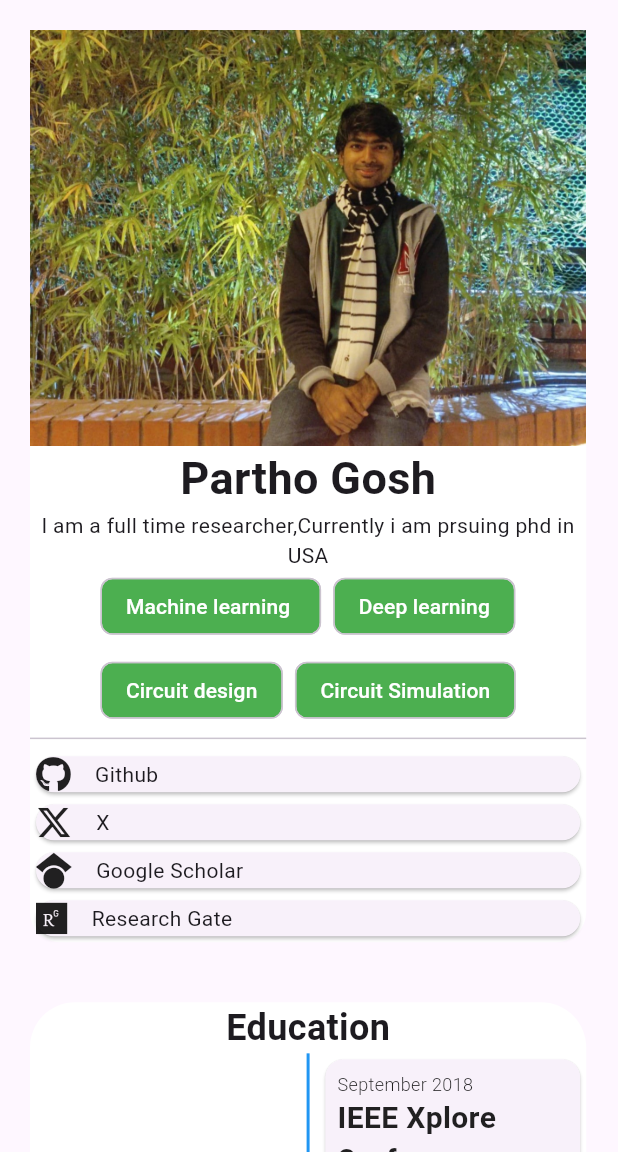
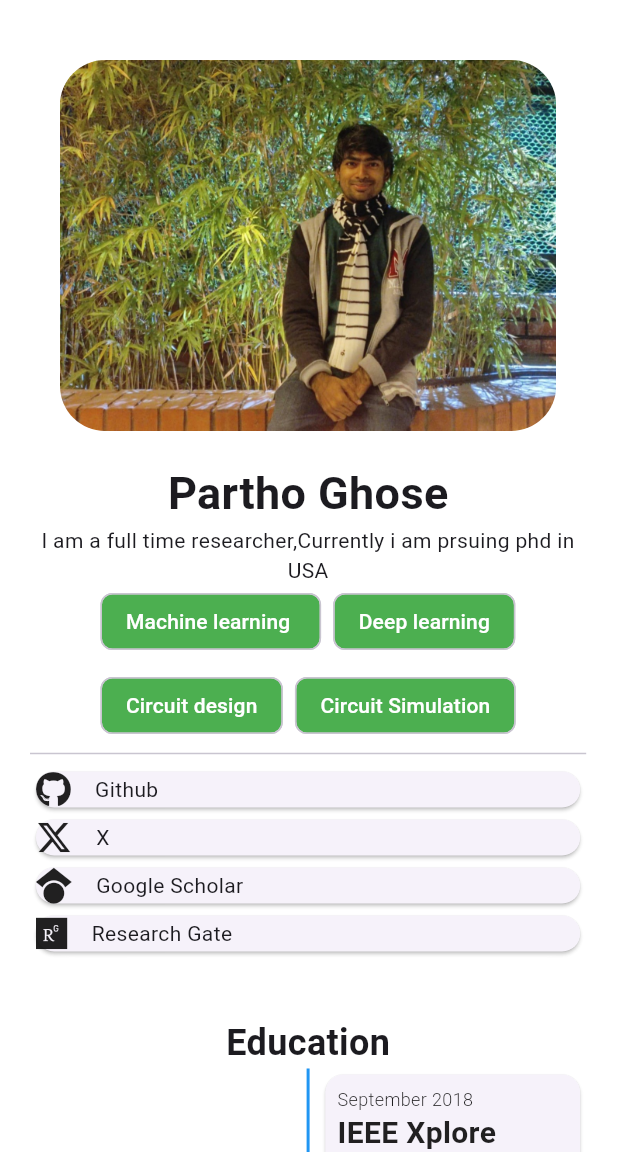
Before and after one commit to rabiulrahat/proftfolio_app, a Flutter app: the screen it shows after launch, on a phone screen of 412 x 824 dp, the part 84-1236 px from its top. Run offline on Flutter 3.47's test engine with Material 3 defaults, Android fonts, the phone set to English and light mode, and no system bars; drawn by our look-alikes of timelines; our stand-ins replace font_awesome_flutter, velocity_x.

```diff
--- a/lib/components/about.dart
+++ b/lib/components/about.dart
@@ -22,13 +22,19 @@ class _AboutPageState extends State<AboutPage> {
       decoration: BoxDecoration(
         color: Colors.white,
         borderRadius: BorderRadius.circular
-        (20.0)
+        (30.0)
       ),
       child: Column(
         children: [
-          Image.asset('assets/partho.jpg'),
-          Text(
-            'Partho Gosh',
+          Padding(
+            padding: const EdgeInsets.all(20.0),
+
+            child: ClipRRect(
+              borderRadius :BorderRadius.circular(30),
+              child: Image.asset('assets/partho.jpg',fit:BoxFit.fill)),
+          ),
+          const Text(
+            'Partho Ghose',
             style: TextStyle(
               fontSize: 30.0,
               fontWeight: FontWeight.bold,
--- a/lib/components/education.dart
+++ b/lib/components/education.dart
@@ -60,7 +60,7 @@ class _EducationPageState extends State<EducationPage> {
                 contentsBuilder: (context, index) {
                   return Card(
                     child: Padding(
-                      padding: EdgeInsets.all(8.0),
+                      padding: const EdgeInsets.all(8.0),
                       child: Column(
                         crossAxisAlignment: CrossAxisAlignment.start,
                         children: [
--- a/lib/main.dart
+++ b/lib/main.dart
@@ -14,25 +14,11 @@ class MyApp extends StatelessWidget {
     return MaterialApp(
       title: 'Flutter Demo',
       theme: ThemeData(
-        // This is the theme of your application.
-        //
-        // TRY THIS: Try running your application with "flutter run". You'll see
-        // the application has a purple toolbar. Then, without quitting the app,
-        // try changing the seedColor in the colorScheme below to Colors.green
-        // and then invoke "hot reload" (save your changes or press the "hot
-        // reload" button in a Flutter-supported IDE, or press "r" if you used
-        // the command line to start the app).
-        //
-        // Notice that the counter didn't reset back to zero; the application
-        // state is not lost during the reload. To reset the state, use hot
-        // restart instead.
-        //
-        // This works for code too, not just values: Most code changes can be
-        // tested with just a hot reload.
-        colorScheme: ColorScheme.fromSeed(seedColor: Colors.deepPurple),
+
+        colorScheme: ColorScheme.fromSeed(seedColor: const Color.fromARGB(255, 201, 197, 208)),
         useMaterial3: true,
       ),
-      home: PortfolioPage(),
+      home: const PortfolioPage(),
     );
   }
 }
--- a/lib/portfolio.dart
+++ b/lib/portfolio.dart
@@ -12,16 +12,17 @@ class PortfolioPage extends StatefulWidget {
 
 class _PortfolioPageState extends State<PortfolioPage> {
   List<Widget> navItems = [
-    ElevatedButton(onPressed: () {}, child: Text("Education")),
-    ElevatedButton(onPressed: () {}, child: Text("Skills")),
+    ElevatedButton(onPressed: () {}, child: const Text("Education")),
+    ElevatedButton(onPressed: () {}, child: const Text("Skills")),
   ];
   bool isMobile = false;
   @override
   Widget build(BuildContext context) {
     isMobile = MediaQuery.of(context).size.width > 700 ? false : true;
     return Scaffold(
+      backgroundColor: Color.fromARGB(179, 255, 255, 255),
       appBar: AppBar(
-        title: Text("Partho's Blog"),
+        title: const Text("Partho's Blog"),
         actions: isMobile ? null : navItems,
       ),
       drawer: isMobile
@@ -37,7 +38,6 @@ class _PortfolioPageState extends State<PortfolioPage> {
             Wrap(
               alignment: WrapAlignment.center,
               children: [
-
                 AboutPage(),
                 EducationPage(),
               ],
```
